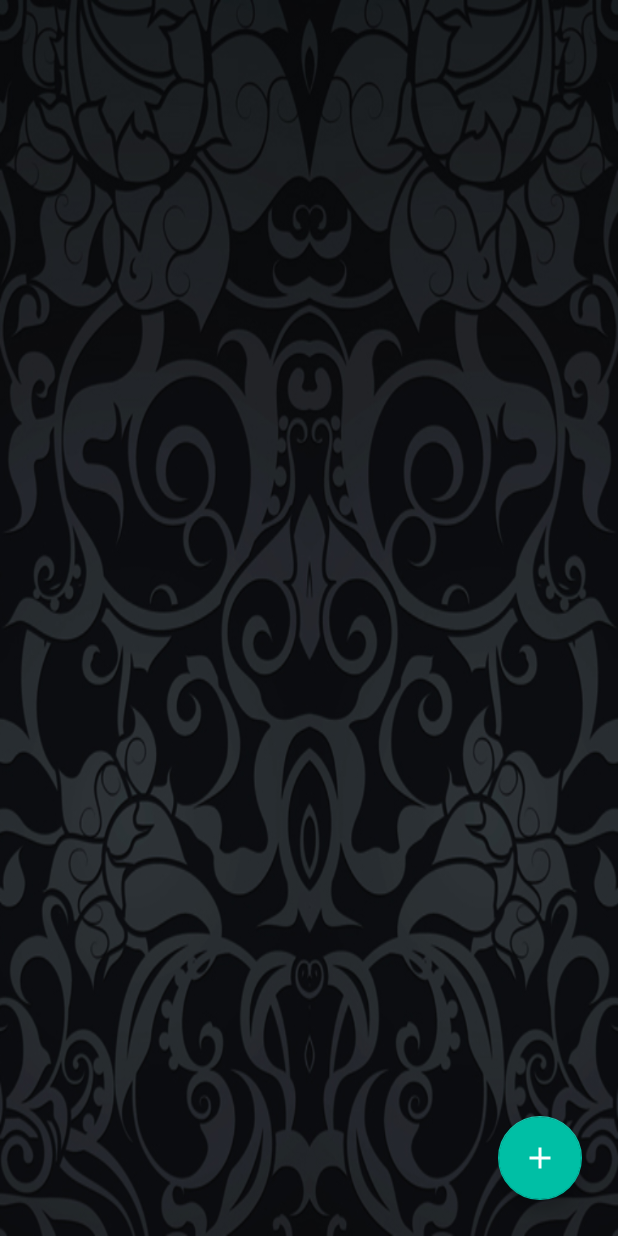
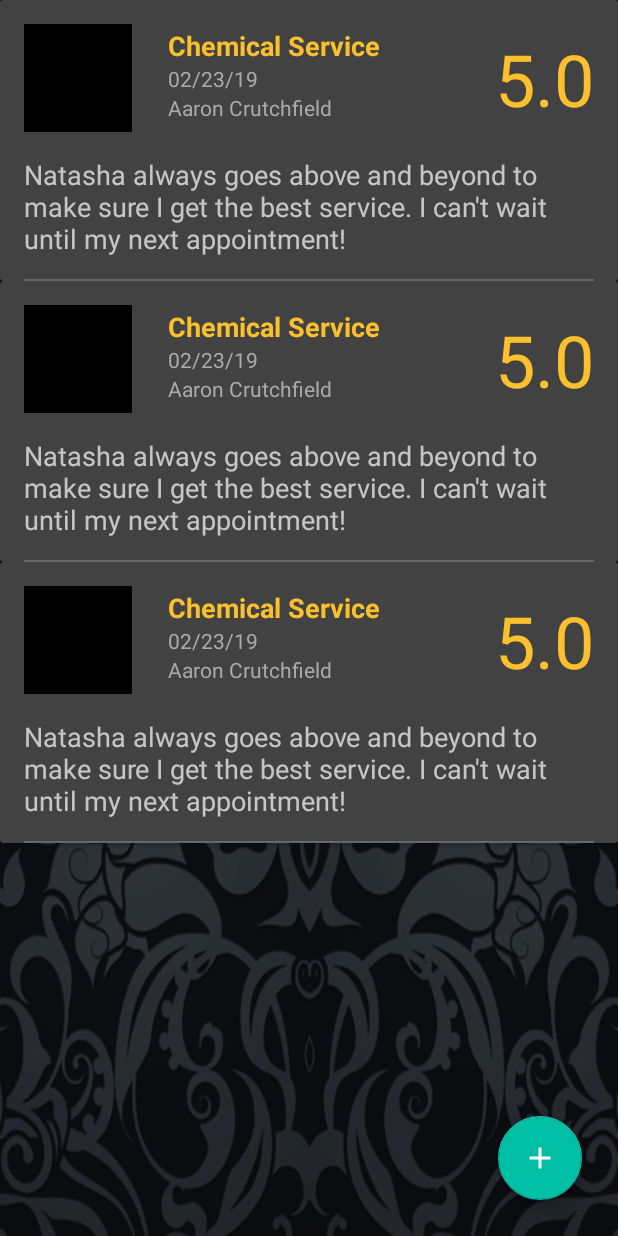
Before and after one commit to aaroncrutchfield/NatashasHairStudio, an Android app: the layout fragment_review.xml on its own in the app's theme, with its tools: preview values and no code run, on a phone screen of 412 x 824 dp. Run offline under Robolectric (Android 15) with nearby library versions, the phone set to English and light mode, and no system bars.

```diff
--- a/app/src/main/res/layout/fragment_book_appointment.xml
+++ b/app/src/main/res/layout/fragment_book_appointment.xml
@@ -10,7 +10,7 @@
         android:id="@+id/wv_book_appointment"
         android:layout_width="match_parent"
         android:layout_height="match_parent"
-        android:layout_marginStart="24dp"
-        android:layout_marginEnd="24dp" />
+        android:layout_marginStart="@dimen/activity_horizontal_margin"
+        android:layout_marginEnd="@dimen/activity_horizontal_margin" />
 
 </FrameLayout>
--- a/app/src/main/res/layout/fragment_review.xml
+++ b/app/src/main/res/layout/fragment_review.xml
@@ -26,7 +26,8 @@
         app:layout_constraintBottom_toBottomOf="parent"
         app:layout_constraintEnd_toEndOf="parent"
         app:layout_constraintStart_toStartOf="parent"
-        app:layout_constraintTop_toTopOf="parent">
+        app:layout_constraintTop_toTopOf="parent"
+        tools:listitem="@layout/item_review">
 
     </androidx.recyclerview.widget.RecyclerView>
 </androidx.constraintlayout.widget.ConstraintLayout>
--- a/app/src/main/res/layout/fragment_shop.xml
+++ b/app/src/main/res/layout/fragment_shop.xml
@@ -9,7 +9,8 @@
     <androidx.recyclerview.widget.RecyclerView
         android:id="@+id/rv_product_collections"
         android:layout_width="match_parent"
-        android:layout_height="match_parent">
+        android:layout_height="match_parent"
+        tools:listitem="@layout/item_product_collection">
 
     </androidx.recyclerview.widget.RecyclerView>
 
--- a/app/src/main/res/layout/item_review.xml
+++ b/app/src/main/res/layout/item_review.xml
@@ -9,15 +9,15 @@
 
     <androidx.constraintlayout.widget.ConstraintLayout
         android:layout_width="match_parent"
-        android:layout_height="match_parent">
+        android:layout_height="match_parent"
+        android:layout_marginStart="@dimen/activity_horizontal_margin"
+        android:layout_marginEnd="@dimen/activity_horizontal_margin">
 
         <ImageView
             android:id="@+id/iv_profile"
-            android:layout_width="72dp"
-            android:layout_height="72dp"
-            android:layout_marginStart="24dp"
-            android:layout_marginTop="16dp"
+            style="@style/small_image_view"
             android:contentDescription="@string/profile_image"
+            app:layout_constraintBottom_toTopOf="@+id/tv_review_details"
             app:layout_constraintStart_toStartOf="parent"
             app:layout_constraintTop_toTopOf="parent"
             app:srcCompat="@android:color/black" />
@@ -49,14 +49,12 @@
             android:id="@+id/tv_review_details"
             android:layout_width="0dp"
             android:layout_height="wrap_content"
-            android:layout_marginTop="16dp"
-            android:layout_marginEnd="24dp"
             android:layout_marginBottom="16dp"
             android:textSize="18sp"
             app:layout_constraintBottom_toBottomOf="parent"
             app:layout_constraintEnd_toEndOf="parent"
+            app:layout_constraintHorizontal_bias="0.0"
             app:layout_constraintStart_toStartOf="@+id/iv_profile"
-            app:layout_constraintTop_toBottomOf="@+id/iv_profile"
             tools:text="Natasha always goes above and beyond to make sure I get the best service. I can't wait until my next appointment!" />
 
         <TextView
@@ -86,6 +84,7 @@
             app:layout_constraintBottom_toBottomOf="parent"
             app:layout_constraintEnd_toEndOf="parent"
             app:layout_constraintStart_toStartOf="parent" />
+
     </androidx.constraintlayout.widget.ConstraintLayout>
 
 </androidx.cardview.widget.CardView>
--- a/app/src/main/res/layout/item_spinner.xml
+++ b/app/src/main/res/layout/item_spinner.xml
@@ -3,4 +3,4 @@
     android:layout_width="match_parent"
     android:layout_height="wrap_content"
     android:orientation="vertical"
-    android:textSize="18sp" />
+    android:textSize="24sp" />
--- a/app/src/main/res/values/styles.xml
+++ b/app/src/main/res/values/styles.xml
@@ -70,4 +70,12 @@
         <item name="android:elevation">4dp</item>
     </style>
 
+    <style name="small_image_view">
+        <item name="android:layout_width">72dp</item>
+        <item name="android:layout_height">72dp</item>
+        <item name="android:layout_marginTop">16dp</item>
+        <item name="android:layout_marginBottom">16dp</item>
+        <item name="android:contentDescription">@string/product_image</item>
+    </style>
+
 </resources>
```
Also changed, not shown: app/src/main/res/layout/item_wish_list.xml (+5 -9 lines).
